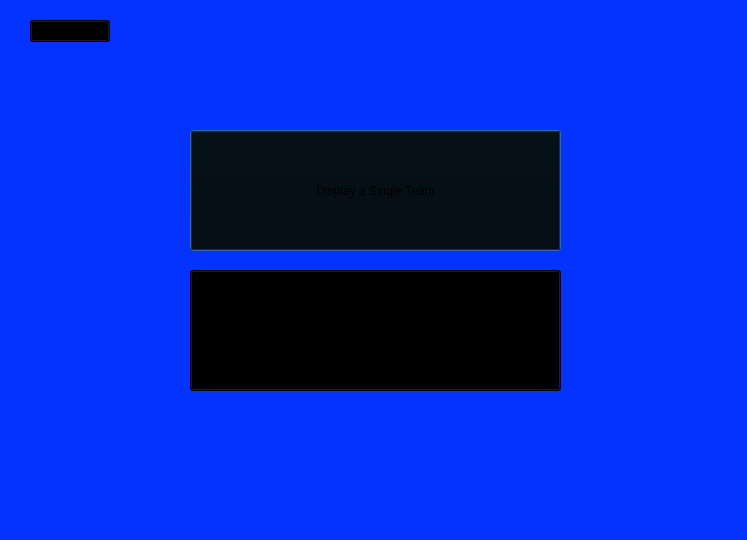
Old version of the form BaseballProject2/displayteam.ui in the repository tholm1/CS1D-Project-2-Baseball.
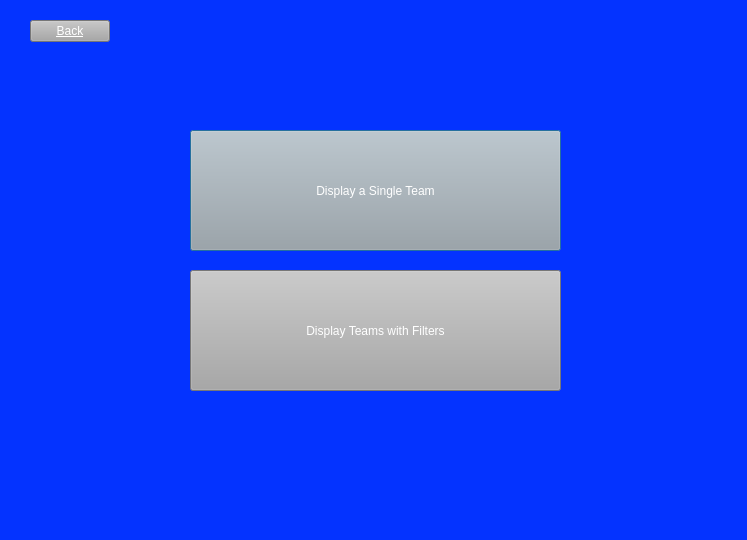
New version of the form.

Patch:
```diff
--- a/BaseballProject2/displayteam.ui
+++ b/BaseballProject2/displayteam.ui
@@ -26,7 +26,8 @@
     </rect>
    </property>
    <property name="styleSheet">
-    <string notr="true">background-color: rgb(0, 0, 0)</string>
+    <string notr="true">color: rgb(255, 255, 255);
+background-color: rgb(167, 167, 167);</string>
    </property>
    <property name="text">
     <string>Display a Single Team</string>
@@ -42,7 +43,8 @@
     </rect>
    </property>
    <property name="styleSheet">
-    <string notr="true">background-color: rgb(0, 0, 0)</string>
+    <string notr="true">color: rgb(255, 255, 255);
+background-color: rgb(167, 167, 167);</string>
    </property>
    <property name="text">
     <string>Display Teams with Filters</string>
@@ -60,7 +62,8 @@
    <property name="styleSheet">
     <string notr="true">font: 8pt &quot;MS Shell Dlg 2&quot;;
 text-decoration: underline;
-background-color: rgb(0, 0, 0)</string>
+color: rgb(255, 255, 255);
+background-color: rgb(167, 167, 167);</string>
    </property>
    <property name="text">
     <string>Back</string>
```
